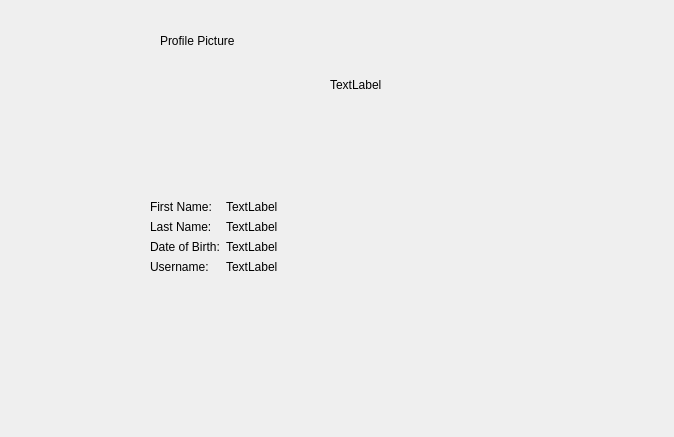
Qt form DemoQT/A3/accountwindow.ui (OliviaCheng99/flappy_birds) before a commit.
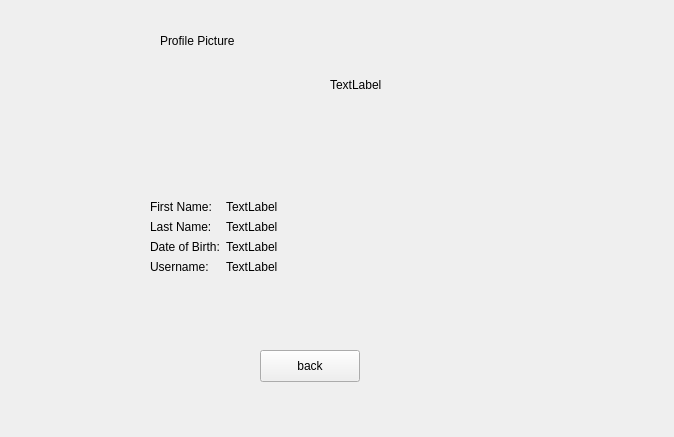
The same form after that commit.

What changed in the file:
```diff
--- a/DemoQT/A3/accountwindow.ui
+++ b/DemoQT/A3/accountwindow.ui
@@ -19,7 +19,7 @@
      <x>150</x>
      <y>200</y>
      <width>371</width>
-     <height>191</height>
+     <height>101</height>
     </rect>
    </property>
    <layout class="QFormLayout" name="formLayout_2">
@@ -107,6 +107,19 @@
     <string>TextLabel</string>
    </property>
   </widget>
+  <widget class="QPushButton" name="backButton">
+   <property name="geometry">
+    <rect>
+     <x>260</x>
+     <y>350</y>
+     <width>100</width>
+     <height>32</height>
+    </rect>
+   </property>
+   <property name="text">
+    <string>back</string>
+   </property>
+  </widget>
  </widget>
  <resources/>
  <connections/>
```
